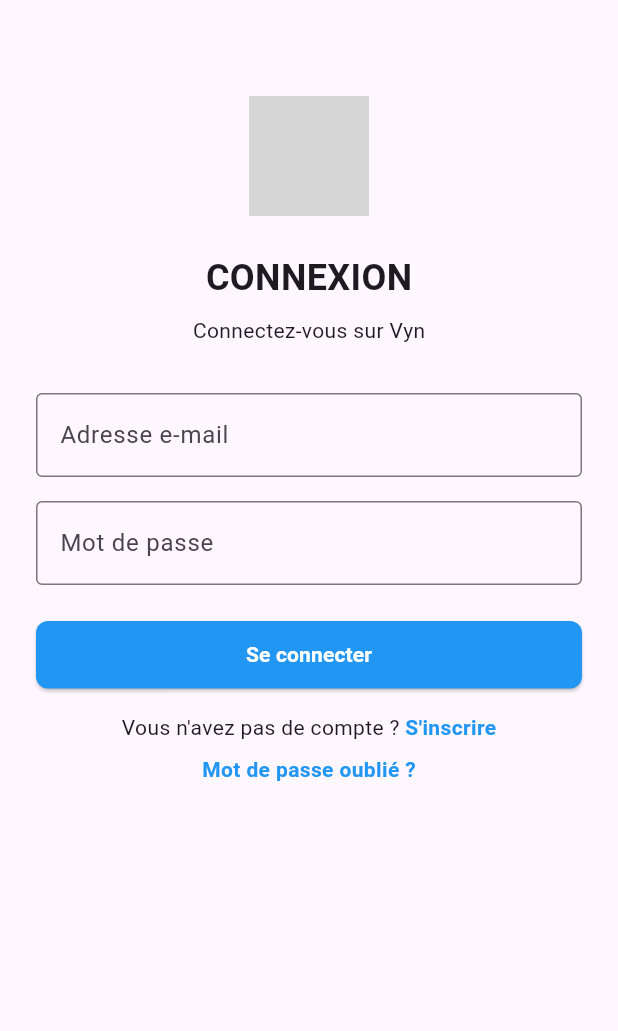
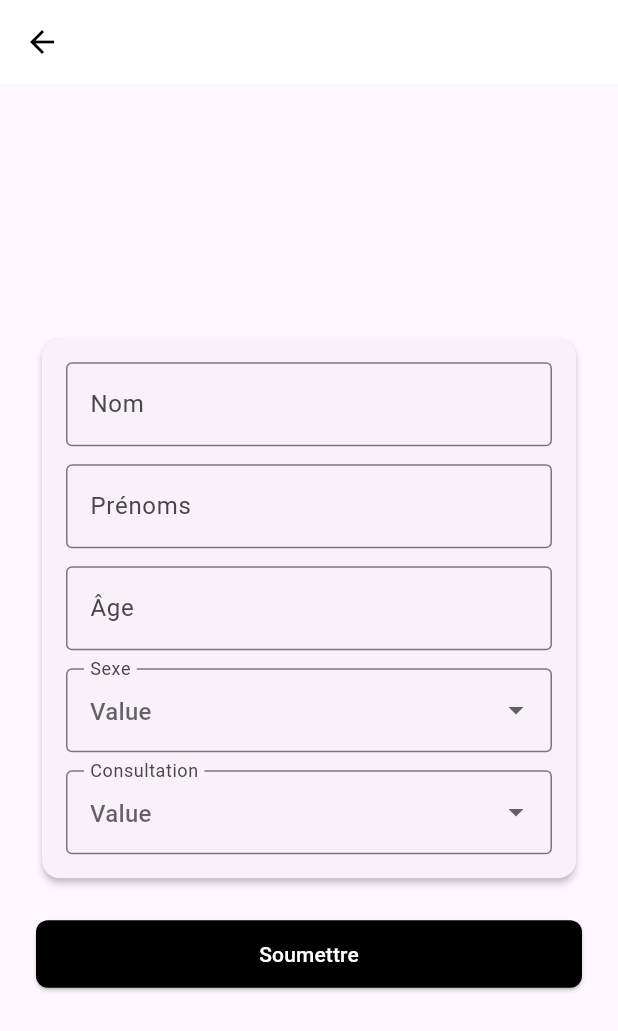
Before and after one commit to nelcie3002/sante, a Flutter app: the screen it shows after launch, on a phone screen of 412 x 824 dp. Shown: the top 1031 px of the screen. Run offline on Flutter 3.47's test engine with Material 3 defaults, Android fonts, the phone set to English and light mode, and no system bars; grey boxes are pictures that could not be loaded.

Commit message:
ajout de fichiers

```diff
--- a/lib/main.dart
+++ b/lib/main.dart
@@ -1,4 +1,5 @@
 import 'package:flutter/material.dart';
+import 'package:sante/screens/form_page.dart';
 import 'package:sante/screens/login_page.dart';
 void main() {
   runApp(const MyApp());
@@ -14,7 +15,7 @@ class MyApp extends StatelessWidget {
       theme: ThemeData(
         colorScheme: ColorScheme.fromSeed(seedColor: Colors.deepPurple),
       ),
-      home: const ConnexionPage(),
+      home: const FormulairePage(),
     );
   }
 }
--- /dev/null
+++ b/lib/screens/form_page.dart
@@ -0,0 +1,190 @@
+import 'package:flutter/material.dart';
+
+class FormulairePage extends StatefulWidget {
+  const FormulairePage({super.key});
+
+  @override
+  State<FormulairePage> createState() => _FormulairePageState();
+}
+
+class _FormulairePageState extends State<FormulairePage> {
+  final TextEditingController _nomController = TextEditingController();
+  final TextEditingController _prenomController = TextEditingController();
+  final TextEditingController _ageController = TextEditingController();
+  final TextEditingController _autreConsultationController = TextEditingController();
+
+  String? _sexe;
+  String? _consultation;
+
+  final List<String> sexes = ['Homme', 'Femme', 'Autre'];
+  final List<String> consultations = [
+    'NÉGATIF',
+    'POSITIF',
+    'PALUDISME SIMPLE',
+    'TOUX',
+    'RHUME',
+    'ANGINE',
+    'ORL',
+    'DIARRHÉE',
+    'VARICELLE',
+    'DERMATOSE',
+    'ANÉMIE',
+    'ASTHME',
+    'ACCIDENT DE LA VOIE PUBLIQUE',
+    'BRULURE',
+    'AVC',
+    'LOMBALGIE',
+    'HTA',
+    'TRAUMATISME',
+    'MORSURE DE SERPENT/SCORPION',
+    'SYNDROME INFECTIEUX',
+    'IST',
+    'ULCÈRE',
+    'REFERE',
+    'MEO',
+    'AUTRES MALADIES',
+  ];
+
+  @override
+  Widget build(BuildContext context) {
+    return Scaffold(
+      appBar: AppBar(
+        leading: BackButton(color: Colors.black),
+        backgroundColor: Colors.white,
+        elevation: 0,
+      ),
+      body: SafeArea(
+        child: Center(
+          child: SingleChildScrollView(
+            padding: const EdgeInsets.symmetric(horizontal: 24),
+            child: Column(
+              children: [
+                Card(
+                  shape: RoundedRectangleBorder(
+                    borderRadius: BorderRadius.circular(12),
+                  ),
+                  elevation: 2,
+                  child: Padding(
+                    padding: const EdgeInsets.all(16.0),
+                    child: Column(
+                      children: [
+                        _buildTextField(_nomController, 'Nom'),
+                        const SizedBox(height: 12),
+                        _buildTextField(_prenomController, 'Prénoms'),
+                        const SizedBox(height: 12),
+                        _buildTextField(
+                          _ageController,
+                          'Âge',
+                          keyboardType: TextInputType.number,
+                        ),
+                        const SizedBox(height: 12),
+                        _buildDropdownField(
+                          label: 'Sexe',
+                          value: _sexe,
+                          items: sexes,
+                          onChanged: (value) {
+                            setState(() {
+                              _sexe = value;
+                            });
+                          },
+                        ),
+                        const SizedBox(height: 12),
+                        _buildDropdownField(
+                          label: 'Consultation',
+                          value: _consultation,
+                          items: consultations,
+                          onChanged: (value) {
+                            setState(() {
+                              _consultation = value;
+                            });
+                          },
+                        ),
+                        if (_consultation == 'AUTRES MALADIES') ...[
+                          const SizedBox(height: 12),
+                          TextField(
+                            controller: _autreConsultationController,
+                            decoration: const InputDecoration(
+                              labelText: 'Précisez la consultation',
+                              hintText: 'Ex : fièvre typhoïde',
+                              border: OutlineInputBorder(),
+                            ),
+                          ),
+                        ],
+                      ],
+                    ),
+                  ),
+                ),
+                const SizedBox(height: 24),
+                SizedBox(
+                  width: double.infinity,
+                  height: 45,
+                  child: ElevatedButton(
+                    style: ElevatedButton.styleFrom(
+                      backgroundColor: Colors.black,
+                      shape: RoundedRectangleBorder(
+                        borderRadius: BorderRadius.circular(8),
+                      ),
+                    ),
+                    onPressed: () {
+                      final nom = _nomController.text;
+                      final prenom = _prenomController.text;
+                      final age = _ageController.text;
+                      final sexe = _sexe;
+                      final consultationFinale = _consultation == 'AUTRES MALADIES'
+                          ? _autreConsultationController.text
+                          : _consultation;
+
+                      // Ici tu peux traiter les données, les envoyer à un backend, ou les afficher :
+                      print('Nom : $nom');
+                      print('Prénom : $prenom');
+                      print('Âge : $age');
+                      print('Sexe : $sexe');
+                      print('Consultation : $consultationFinale');
+                    },
+                    child: const Text(
+                      'Soumettre',
+                      style: TextStyle(color: Colors.white),
+                    ),
+                  ),
+                )
+              ],
+            ),
+          ),
+        ),
+      ),
+    );
+  }
+
+  Widget _buildTextField(TextEditingController controller, String label,
+      {TextInputType keyboardType = TextInputType.text}) {
+    return TextField(
+      controller: controller,
+      keyboardType: keyboardType,
+      decoration: InputDecoration(
+        labelText: label,
+        hintText: 'Value',
+        border: const OutlineInputBorder(),
+      ),
+    );
+  }
+
+  Widget _buildDropdownField({
+    required String label,
+    required String? value,
+    required List<String> items,
+    required void Function(String?) onChanged,
+  }) {
+    return DropdownButtonFormField<String>(
+      value: value,
+      decoration: InputDecoration(
+        labelText: label,
+        hintText: 'Value',
+        border: const OutlineInputBorder(),
+      ),
+      items: items
+          .map((e) => DropdownMenuItem(value: e, child: Text(e)))
+          .toList(),
+      onChanged: onChanged,
+    );
+  }
+}
--- a/lib/screens/login_page.dart
+++ b/lib/screens/login_page.dart
@@ -1,6 +1,5 @@
 import 'package:flutter/material.dart';
 import 'package:sante/widgets/custom_button.dart';
-
 
 class ConnexionPage extends StatefulWidget {
   const ConnexionPage({super.key});
@@ -10,38 +9,57 @@ class ConnexionPage extends StatefulWidget {
 }
 
 class _ConnexionPageState extends State<ConnexionPage> {
-  final TextEditingController _emailController = TextEditingController();
+  final TextEditingController _ideController = TextEditingController();
   final TextEditingController _passwordController = TextEditingController();
 
-
+  // Définir la couleur principale
+  final Color primaryColor = const Color(0xFF14A09D);
 
   @override
   Widget build(BuildContext context) {
     return Scaffold(
       body: SafeArea(
+        child: Center(
           child: SingleChildScrollView(
-          child: Padding(
-            padding: const EdgeInsets.all(24.0),
+            padding: const EdgeInsets.symmetric(horizontal: 24.0),
             child: Column(
-              crossAxisAlignment: CrossAxisAlignment.center,
+              mainAxisAlignment: MainAxisAlignment.center,
               children: [
-                const SizedBox(height: 40),
-                Image.asset('assets/logo.png', height: 80),
-                const SizedBox(height: 24),
+                Text(
+                  'GREEN\nSANTE',
+                  textAlign: TextAlign.center,
+                  style: TextStyle(
+                    color: primaryColor,
+                    fontSize: 28,
+                    fontWeight: FontWeight.w600,
+                    letterSpacing: 1.2,
+                  ),
+                ),
+                const SizedBox(height: 12),
                 const Text(
                   'CONNEXION',
-                  style: TextStyle(fontSize: 24, fontWeight: FontWeight.bold),
+                  style: TextStyle(
+                    fontSize: 20,
+                    fontWeight: FontWeight.w500,
+                    color: Colors.black87,
                   ),
-                const SizedBox(height: 8),
-                const Text('Connectez-vous sur Vyn'),
+                ),
                 const SizedBox(height: 32),
+                Card(
+                  shape: RoundedRectangleBorder(
+                    borderRadius: BorderRadius.circular(12),
+                  ),
+                  elevation: 2,
+                  child: Padding(
+                    padding: const EdgeInsets.all(16.0),
+                    child: Column(
+                      children: [
                         TextField(
-                  controller: _emailController,
+                          controller: _ideController,
                           decoration: const InputDecoration(
-                    labelText: 'Adresse e-mail',
-                    hintText: 'Entrez votre adresse e-mail',
+                            labelText: 'IDE',
+                            hintText: 'Value',
                             border: OutlineInputBorder(),
-                    errorStyle: TextStyle(color: Colors.red),
                           ),
                         ),
                         const SizedBox(height: 16),
@@ -50,29 +68,33 @@ class _ConnexionPageState extends State<ConnexionPage> {
                           obscureText: true,
                           decoration: const InputDecoration(
                             labelText: 'Mot de passe',
-                    hintText: 'Entrez votre mot de passe',
+                            hintText: 'Value',
                             border: OutlineInputBorder(),
-                    errorStyle: TextStyle(color: Colors.red),
                           ),
                         ),
                         const SizedBox(height: 24),
                         CustomButton(
                           text: 'Se connecter',
                           onPressed: () {
-
+                            // Action login
                           },
+                          color: primaryColor, // Passe la couleur ici
+                        ),
+                      ],
+                    ),
+                  ),
                 ),
                 const SizedBox(height: 16),
                 Row(
                   mainAxisAlignment: MainAxisAlignment.center,
                   children: [
-                    const Text("Vous n'avez pas de compte ? "),
+                    const Text("Vous n’avez pas de compte ? "),
                     GestureDetector(
                       onTap: () {
                         Navigator.pushNamed(context, '/inscription');
                       },
                       child: const Text(
-                        "S'inscrire",
+                        "Inscrivez-vous",
                         style: TextStyle(
                           color: Colors.blue,
                           fontWeight: FontWeight.bold,
@@ -87,7 +109,7 @@ class _ConnexionPageState extends State<ConnexionPage> {
                     Navigator.pushNamed(context, '/mdp_oublie');
                   },
                   child: const Text(
-                    "Mot de passe oublié ?",
+                    "Mot de passe oublié ? Cliquez ici",
                     style: TextStyle(
                       color: Colors.blue,
                       fontWeight: FontWeight.bold,
--- a/lib/widgets/custom_button.dart
+++ b/lib/widgets/custom_button.dart
@@ -3,11 +3,13 @@ import 'package:flutter/material.dart';
 class CustomButton extends StatelessWidget {
   final String text;
   final VoidCallback onPressed;
+  final Color? color;
 
   const CustomButton({
     Key? key,
     required this.text,
     required this.onPressed,
+    this.color, // couleur optionnelle
   }) : super(key: key);
 
   @override
@@ -18,16 +20,17 @@ class CustomButton extends StatelessWidget {
       child: ElevatedButton(
         onPressed: onPressed,
         style: ElevatedButton.styleFrom(
-          backgroundColor: Colors.blue, // Couleur du bouton
+          backgroundColor: color ?? Colors.blue, // Utilise la couleur si fournie
           shape: RoundedRectangleBorder(
             borderRadius: BorderRadius.circular(8),
           ),
         ),
-        child: Text(text,
-        style: TextStyle(
-        color: Colors.white,
-       fontWeight: FontWeight.bold,
-         ),
+        child: Text(
+          text,
+          style: const TextStyle(
+            color: Colors.white,
+            fontWeight: FontWeight.bold,
+          ),
         ),
       ),
     );
```
Also changed, not shown: pubspec.lock, 1 other file. Lines whose indentation alone changed are shown as unchanged.
